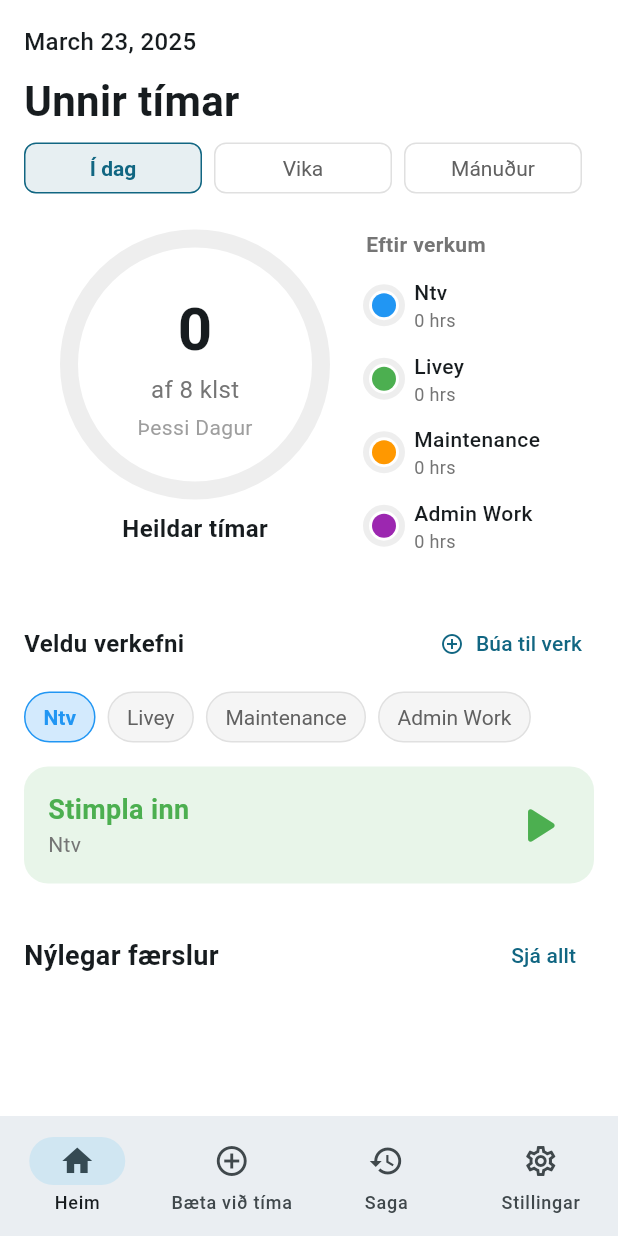
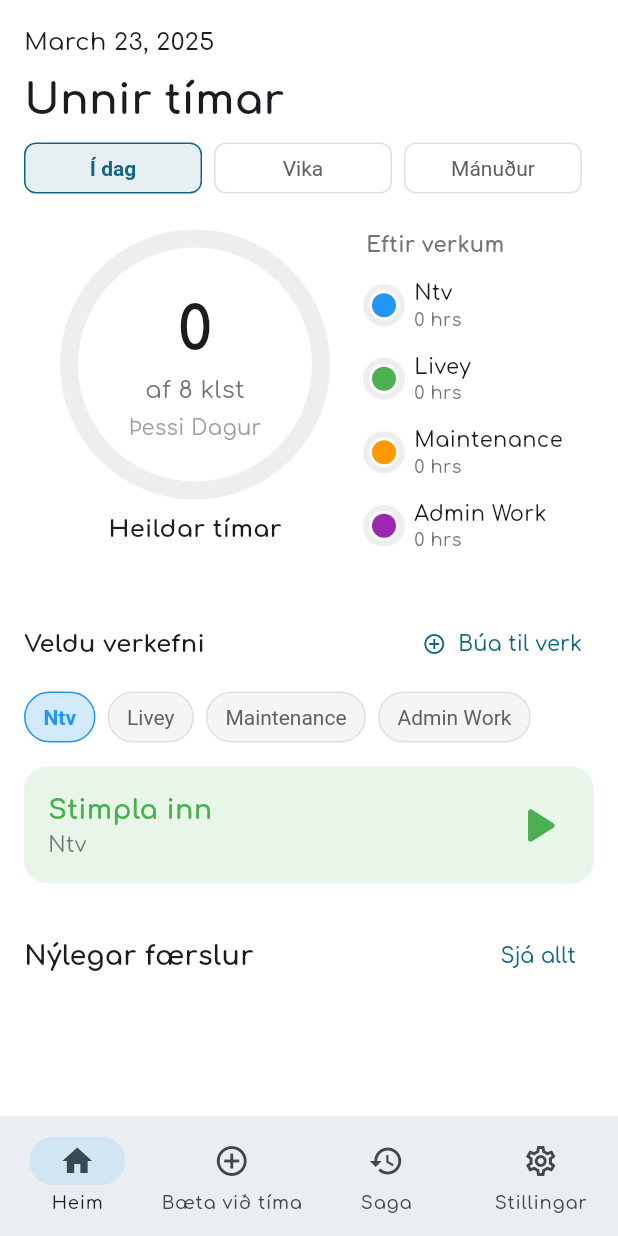
Before and after one commit to Joningvars/-vinnustund, a Flutter app: the screen it shows after launch, on a phone screen of 412 x 824 dp. Run offline on Flutter 3.47's test engine with Material 3 defaults, Android fonts, the phone set to English and light mode, and no system bars; our stand-ins replace google_fonts, shared_preferences.

```diff
--- a/lib/main.dart
+++ b/lib/main.dart
@@ -11,6 +11,7 @@ import 'package:time_clock/screens/settings_screen.dart';
 import 'package:provider/provider.dart';
 import 'package:time_clock/providers/time_clock_provider.dart';
 import 'package:flutter_localizations/flutter_localizations.dart';
+import 'package:google_fonts/google_fonts.dart';
 
 void main() {
   runApp(const MyApp());
@@ -28,7 +29,6 @@ class MyApp extends StatelessWidget {
           return MaterialApp(
             debugShowCheckedModeBanner: false,
             title: 'Time Clock',
-
             // Localization setup
             localizationsDelegates: const [
               GlobalMaterialLocalizations.delegate,
@@ -48,6 +48,9 @@ class MyApp extends StatelessWidget {
               ),
               useMaterial3: true,
               scaffoldBackgroundColor: Colors.white,
+              textTheme: GoogleFonts.comfortaaTextTheme(
+                Theme.of(context).textTheme,
+              ),
               cardTheme: CardTheme(
                 elevation: 0,
                 color: Colors.grey.shade50,
@@ -78,6 +81,14 @@ class MyApp extends StatelessWidget {
               ),
               useMaterial3: true,
               scaffoldBackgroundColor: Colors.grey.shade900,
+              textTheme: GoogleFonts.comfortaaTextTheme(
+                Theme.of(context).textTheme.copyWith(
+                  bodyMedium: TextStyle(color: Colors.grey.shade600),
+                  bodyLarge: TextStyle(color: Colors.grey.shade600),
+                  titleMedium: TextStyle(color: Colors.grey.shade400),
+                  titleLarge: TextStyle(color: Colors.grey.shade400),
+                ),
+              ),
               cardTheme: CardTheme(
                 elevation: 0,
                 color: Colors.grey.shade300,
@@ -103,12 +114,6 @@ class MyApp extends StatelessWidget {
                   borderRadius: BorderRadius.circular(8),
                   borderSide: BorderSide(color: Colors.lightBlueAccent),
                 ),
-              ),
-              textTheme: TextTheme(
-                bodyMedium: TextStyle(color: Colors.grey.shade600),
-                bodyLarge: TextStyle(color: Colors.grey.shade600),
-                titleMedium: TextStyle(color: Colors.grey.shade400),
-                titleLarge: TextStyle(color: Colors.grey.shade400),
               ),
             ),
             themeMode: provider.themeMode,
--- a/pubspec.yaml
+++ b/pubspec.yaml
@@ -36,6 +36,7 @@ dependencies:
   cupertino_icons: ^1.0.2
   provider: ^6.0.5
   shared_preferences: ^2.2.0
+  google_fonts: ^6.1.0
 
 dev_dependencies:
   flutter_test:
```
Also changed, not shown: pubspec.lock, 1 other file.
